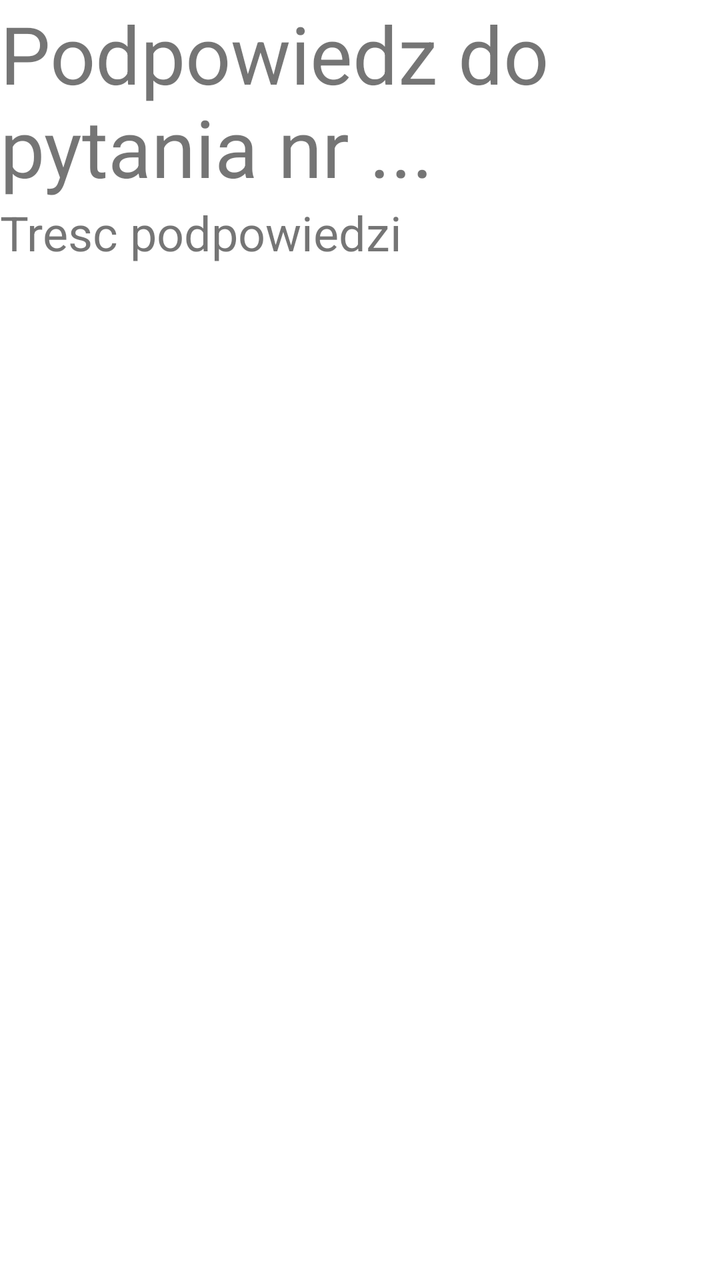
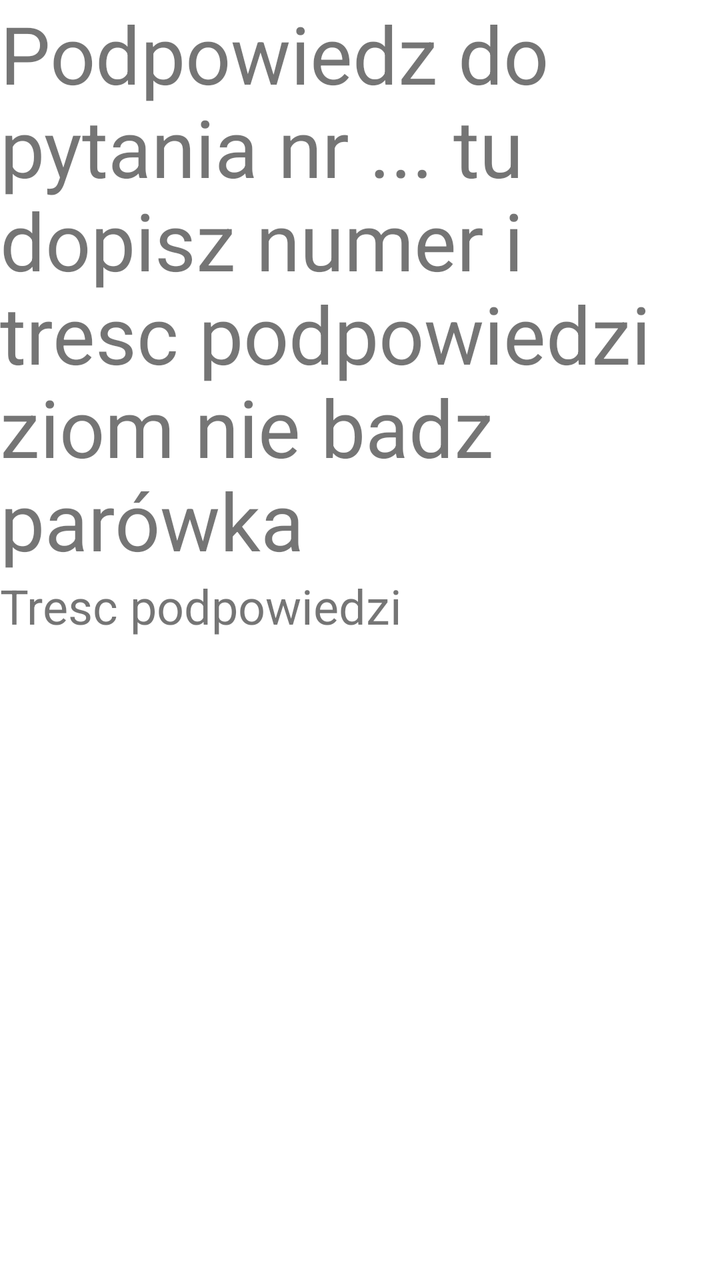

Screens rendered from an Android XML layout before and after an edit, with the pre-edit source and the edit as a unified diff.
<!-- AndroidManifest.xml: application theme Theme.TestTakNie3Ppiatek -->
<!-- res/layout/activity_podpowiedz.xml -->
<?xml version="1.0" encoding="utf-8"?>
<LinearLayout xmlns:android="http://schemas.android.com/apk/res/android"
    xmlns:app="http://schemas.android.com/apk/res-auto"
    xmlns:tools="http://schemas.android.com/tools"
    android:layout_width="match_parent"
    android:layout_height="match_parent"
    android:orientation="vertical"
    tools:context=".PodpowiedzActivity">

    <TextView
        android:id="@+id/textView2TrescPytaniaPodpowiedz"
        android:layout_width="match_parent"
        android:layout_height="wrap_content"
        android:textSize="40sp"
        android:text="Podpowiedz do pytania nr ... " />

    <ScrollView
        android:layout_width="match_parent"
        android:layout_height="match_parent"
        android:scrollbarStyle="insideInset"
        android:scrollbarSize="10dp">

        <LinearLayout
            android:layout_width="match_parent"
            android:layout_height="wrap_content"
            android:orientation="vertical">

            <TextView
                android:id="@+id/textView5Podpowiedz"
                android:layout_width="wrap_content"
                android:layout_height="wrap_content"
                android:layout_weight="1"
                android:textSize="24sp"
                android:text="Tresc podpowiedzi" />
        </LinearLayout>
    </ScrollView>

</LinearLayout>
<!-- resources referenced by this layout -->
<resources>
  <style name="Theme.TestTakNie3Ppiatek" parent="Theme.MaterialComponents.DayNight.DarkActionBar">
          
          <item name="colorPrimary">@color/purple_500</item>
          <item name="colorPrimaryVariant">@color/purple_700</item>
          <item name="colorOnPrimary">@color/white</item>
          
          <item name="colorSecondary">@color/teal_200</item>
          <item name="colorSecondaryVariant">@color/teal_700</item>
          <item name="colorOnSecondary">@color/black</item>
          
          <item name="android:statusBarColor">?attr/colorPrimaryVariant</item>
          
      </style>
  <color name="purple_500">#FF6200EE</color>
  <color name="purple_700">#FF3700B3</color>
  <color name="white">#FFFFFFFF</color>
  <color name="teal_200">#FF03DAC5</color>
  <color name="teal_700">#FF018786</color>
  <color name="black">#FF000000</color>
</resources>

<!-- the commit's change to res/layout/activity_podpowiedz.xml (unified diff, before → after) -->
@@ -12,7 +12,7 @@
         android:layout_width="match_parent"
         android:layout_height="wrap_content"
         android:textSize="40sp"
-        android:text="Podpowiedz do pytania nr ... " />
+        android:text="Podpowiedz do pytania nr ... tu dopisz numer i tresc podpowiedzi ziom nie badz parówka" />
 
     <ScrollView
         android:layout_width="match_parent"
